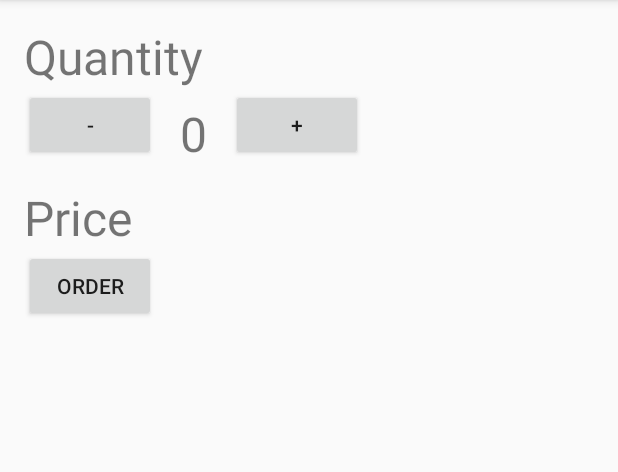
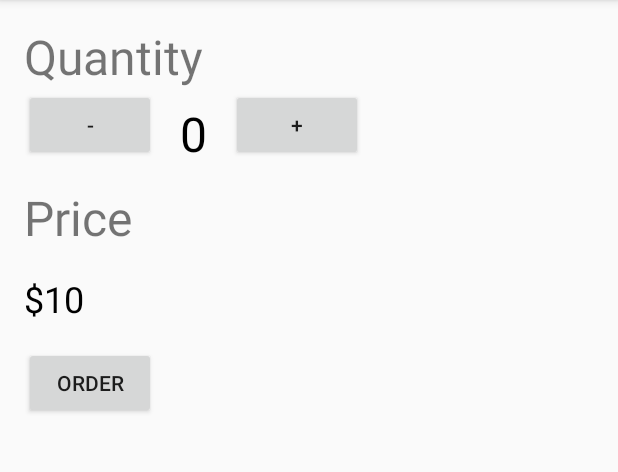
Before and after one commit to mochadwi/iak-order-coffee-app, an Android app: the screen it shows after launch (MainActivity), on a phone screen of 412 x 824 dp, the part 84-556 px from its top. Run offline under Robolectric (Android 15) with nearby library versions, the phone set to English and light mode, and no system bars.

```diff
--- a/app/src/main/java/id/co/iak/part4orderapp/MainActivity.java
+++ b/app/src/main/java/id/co/iak/part4orderapp/MainActivity.java
@@ -1,13 +1,68 @@
 package id.co.iak.part4orderapp;
 
+import android.os.Bundle;
 import android.support.v7.app.AppCompatActivity;
-import android.os.Bundle;
+import android.view.View;
+import android.widget.Button;
+import android.widget.TextView;
 
 public class MainActivity extends AppCompatActivity {
+
+    // Views
+    private TextView txtQuantity;
+    private Button btnIncrement;
+    private Button btnDecrement;
+
+    // Data
+    private int quantity = 0;
 
     @Override
     protected void onCreate(Bundle savedInstanceState) {
         super.onCreate(savedInstanceState);
         setContentView(R.layout.activity_main);
+
+        initView();
+    }
+
+    /**
+     * This method initiate the views
+     */
+    private void initView() {
+        txtQuantity = (TextView) findViewById(R.id.txt_quantity);
+        btnIncrement = (Button) findViewById(R.id.btn_add);
+        btnDecrement = (Button) findViewById(R.id.btn_substract);
+
+        txtQuantity.setText(Integer.toString(quantity));
+    }
+
+    /**
+     * This method increment the Quantity text
+     *
+     * @param v is to binding the views
+     */
+    public void increment(View v) {
+        quantity++;
+        display(Integer.toString(quantity));
+    }
+
+    /**
+     * This method decrement the Quantity text
+     *
+     * @param v is to binding the views
+     */
+    public void decrement(View v) {
+        quantity--;
+        if (quantity < 0) {
+            quantity = 0;
+        }
+        display(Integer.toString(quantity));
+    }
+
+    /**
+     * This method display the output messages
+     * @param message the string to output
+     */
+    private void display(String message) {
+        txtQuantity.setText(message);
     }
 }
--- a/app/src/main/res/layout/activity_main.xml
+++ b/app/src/main/res/layout/activity_main.xml
@@ -11,7 +11,7 @@
     tools:context="id.co.iak.part4orderapp.MainActivity">
 
     <TextView
-        android:id="@+id/txt_quantity"
+        android:id="@+id/txt_desc_quantity"
         android:layout_width="wrap_content"
         android:layout_height="wrap_content"
         android:text="Quantity"
@@ -21,37 +21,51 @@
         android:id="@+id/btn_substract"
         android:layout_width="wrap_content"
         android:layout_height="wrap_content"
-        android:layout_below="@id/txt_quantity"
+        android:layout_below="@id/txt_desc_quantity"
+        android:onClick="decrement"
         android:text="-" />
 
     <TextView
-        android:id="@+id/txt_order"
+        android:id="@+id/txt_quantity"
         android:layout_width="wrap_content"
         android:layout_height="wrap_content"
-        android:layout_below="@id/txt_quantity"
+        android:layout_below="@id/txt_desc_quantity"
         android:layout_marginLeft="@dimen/activity_horizontal_margin"
         android:layout_marginRight="@dimen/activity_horizontal_margin"
         android:layout_marginTop="8dp"
         android:layout_toRightOf="@id/btn_substract"
         android:text="0"
+        android:textColor="#000"
         android:textSize="32sp" />
 
     <Button
         android:id="@+id/btn_add"
         android:layout_width="wrap_content"
         android:layout_height="wrap_content"
-        android:layout_below="@id/txt_quantity"
-        android:layout_toRightOf="@id/txt_order"
+        android:layout_below="@id/txt_desc_quantity"
+        android:layout_toRightOf="@id/txt_quantity"
+        android:onClick="increment"
         android:text="+" />
 
     <TextView
-        android:id="@+id/txt_price"
+        android:id="@+id/txt_descprice"
         android:layout_width="wrap_content"
         android:layout_height="wrap_content"
         android:layout_below="@id/btn_substract"
         android:layout_marginTop="@dimen/activity_vertical_margin"
         android:text="Price"
         android:textSize="32sp" />
+
+    <TextView
+        android:id="@+id/txt_price"
+        android:layout_width="wrap_content"
+        android:layout_height="wrap_content"
+        android:layout_below="@id/txt_descprice"
+        android:layout_marginBottom="@dimen/activity_vertical_margin"
+        android:layout_marginTop="@dimen/activity_vertical_margin"
+        android:text="$10"
+        android:textColor="#000"
+        android:textSize="24sp" />
 
     <Button
         android:id="@+id/btn_order"
```
